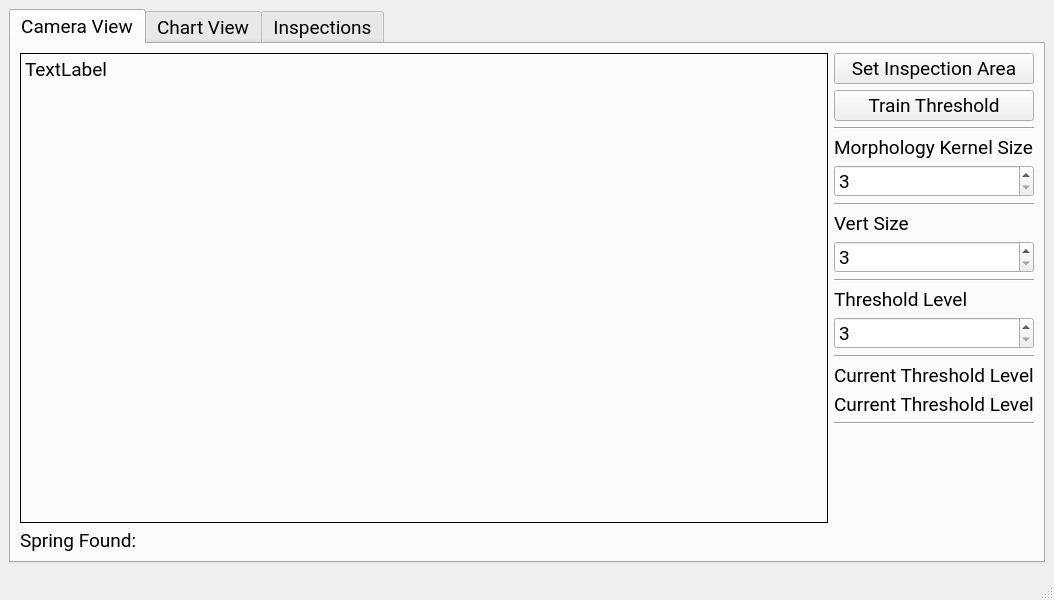
This is UI/mainwindow.ui in abikemechanic/SC_VisionInspection as Qt 5 draws it before an edit. The edited form follows.
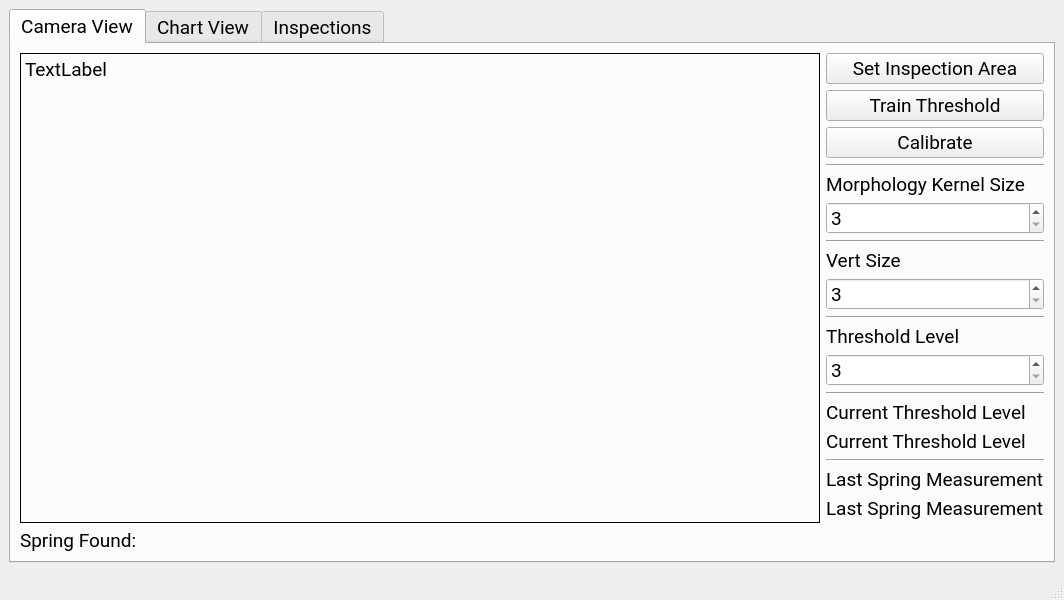
This is the edited form. The open tabs and pages were chosen to show the change.

The edit to the form file:
```diff
--- a/UI/mainwindow.ui
+++ b/UI/mainwindow.ui
@@ -117,6 +117,13 @@
               </property>
              </widget>
             </item>
+            <item>
+             <widget class="QPushButton" name="btn_Calibrate">
+              <property name="text">
+               <string>Calibrate</string>
+              </property>
+             </widget>
+            </item>
             <item>
              <widget class="Line" name="line_3">
               <property name="orientation">
@@ -223,6 +230,20 @@
               </property>
              </widget>
             </item>
+            <item>
+             <widget class="QLabel" name="label_5">
+              <property name="text">
+               <string>Last Spring Measurement</string>
+              </property>
+             </widget>
+            </item>
+            <item>
+             <widget class="QLabel" name="label_SpringDiameter">
+              <property name="text">
+               <string>Last Spring Measurement</string>
+              </property>
+             </widget>
+            </item>
             <item>
              <spacer name="verticalSpacer">
               <property name="orientation">
```
Left out of the diff: 4 changed lines with no effect on the pictures.
